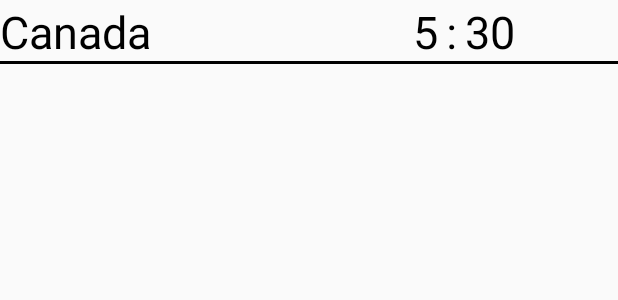
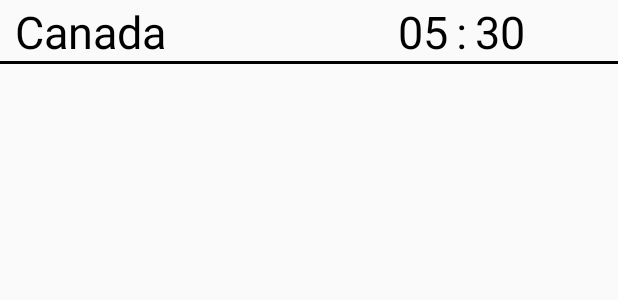
Before and after one commit to Jasondai9/Vivawake, an Android app: the layout activity_layout.xml on its own in the app's theme, with its tools: preview values and no code run, on a phone screen of 412 x 824 dp. Shown: the top 300 px of the screen. Run offline under Robolectric (Android 15) with nearby library versions, the phone set to English and light mode, and no system bars.

Commit message:
better lookiing digital clockface

```diff
--- a/app/src/main/res/layout/activity_layout.xml
+++ b/app/src/main/res/layout/activity_layout.xml
@@ -13,7 +13,7 @@
         android:layout_centerVertical="true"
         android:layout_toRightOf="@+id/hour_text"
         android:layout_marginLeft="5dp"
-        android:textSize="30dp"/>
+        android:textSize="30sp"/>
     <TextView
         android:layout_width="wrap_content"
         android:layout_height="wrap_content"
@@ -21,16 +21,17 @@
         android:id="@+id/activity_name"
         android:textColor="#000"
         android:layout_centerVertical="true"
-        android:textSize="30dp"/>
+        android:layout_marginLeft="10dp"
+        android:textSize="30sp"/>
     <TextView
         android:layout_width="wrap_content"
         android:layout_height="wrap_content"
-        android:text="5"
+        android:text="05"
         android:id="@+id/hour_text"
         android:textColor="#000"
         android:layout_centerVertical="true"
-        android:layout_marginLeft="275dp"
-        android:textSize="30dp"
+        android:layout_marginLeft="265dp"
+        android:textSize="30sp"
         />
     <TextView
         android:layout_width="wrap_content"
@@ -41,7 +42,8 @@
         android:layout_centerVertical="true"
         android:layout_toRightOf="@id/colon"
         android:layout_marginLeft="5dp"
-        android:textSize="30dp"
+        android:layout_marginRight="10dp"
+        android:textSize="30sp"
         />
     <View
         android:layout_width="fill_parent"
```
Also changed, not shown: app/src/main/java/vivawake/vivawake/ActivityActivity.java (+9 -2 lines).
